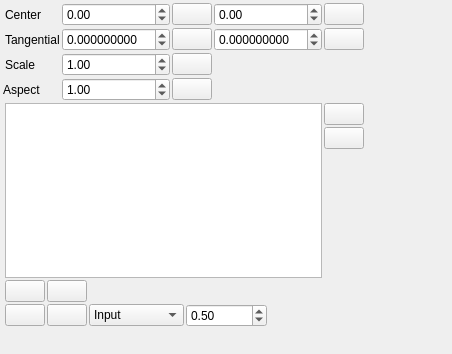
Before: the Qt Designer form utils/distortioncorrector/lensDistortionModelParametersControlWidget.ui in NickPenkrat/corecvs, drawn with Qt 5.
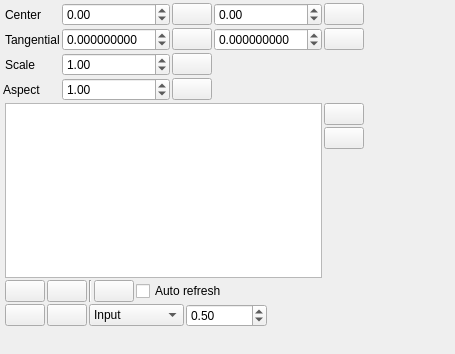
After: the same form once the commit is applied. Icons and pictures are not drawn.

Patch:
```diff
--- a/utils/distortioncorrector/lensDistortionModelParametersControlWidget.ui
+++ b/utils/distortioncorrector/lensDistortionModelParametersControlWidget.ui
@@ -6,7 +6,7 @@
    <rect>
     <x>0</x>
     <y>0</y>
-    <width>452</width>
+    <width>455</width>
     <height>354</height>
    </rect>
   </property>
@@ -348,6 +348,23 @@
    </item>
    <item row="5" column="1" colspan="6">
     <layout class="QGridLayout" name="gridLayout_4">
+     <item row="0" column="3">
+      <widget class="QPushButton" name="refreshButton">
+       <property name="text">
+        <string/>
+       </property>
+       <property name="icon">
+        <iconset resource="../../../restricted/resources/resresource.qrc">
+         <normaloff>:/new/prefix1/refresh.png</normaloff>:/new/prefix1/refresh.png</iconset>
+       </property>
+       <property name="iconSize">
+        <size>
+         <width>24</width>
+         <height>24</height>
+        </size>
+       </property>
+      </widget>
+     </item>
      <item row="0" column="0">
       <widget class="QPushButton" name="loadPushButton">
        <property name="text">
@@ -382,7 +399,7 @@
        </property>
       </widget>
      </item>
-     <item row="0" column="2">
+     <item row="0" column="5">
       <spacer name="horizontalSpacer_2">
        <property name="orientation">
         <enum>Qt::Horizontal</enum>
@@ -395,6 +412,20 @@
        </property>
       </spacer>
      </item>
+     <item row="0" column="2">
+      <widget class="Line" name="line_2">
+       <property name="orientation">
+        <enum>Qt::Vertical</enum>
+       </property>
+      </widget>
+     </item>
+     <item row="0" column="4">
+      <widget class="QCheckBox" name="autoRefeshCheckBox">
+       <property name="text">
+        <string>Auto refresh</string>
+       </property>
+      </widget>
+     </item>
     </layout>
    </item>
    <item row="6" column="1" colspan="6">
```
Left out of the diff: 26 changed lines with no effect on the pictures.
